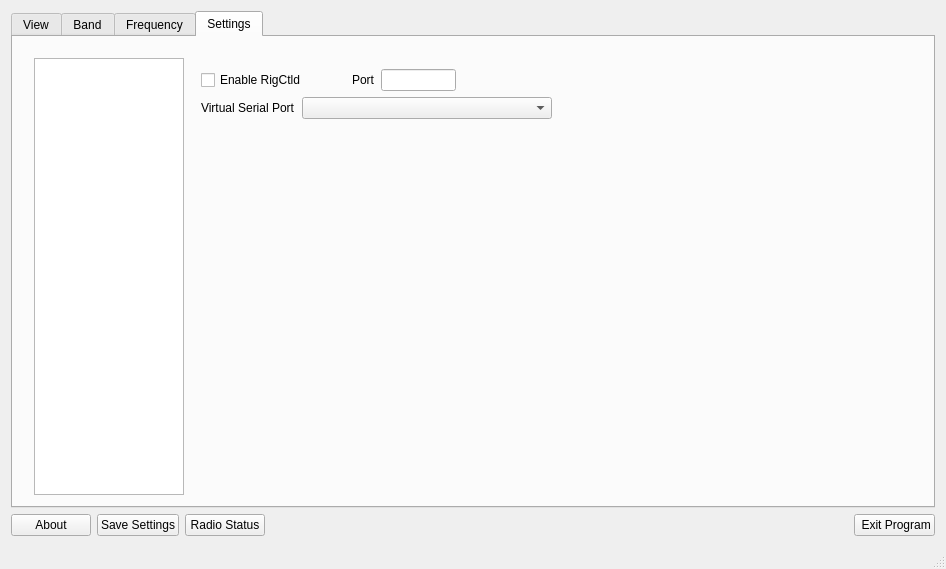
This is wfmain.ui in adecarolis/wfweb as Qt 5 draws it before an edit. The edited form follows.
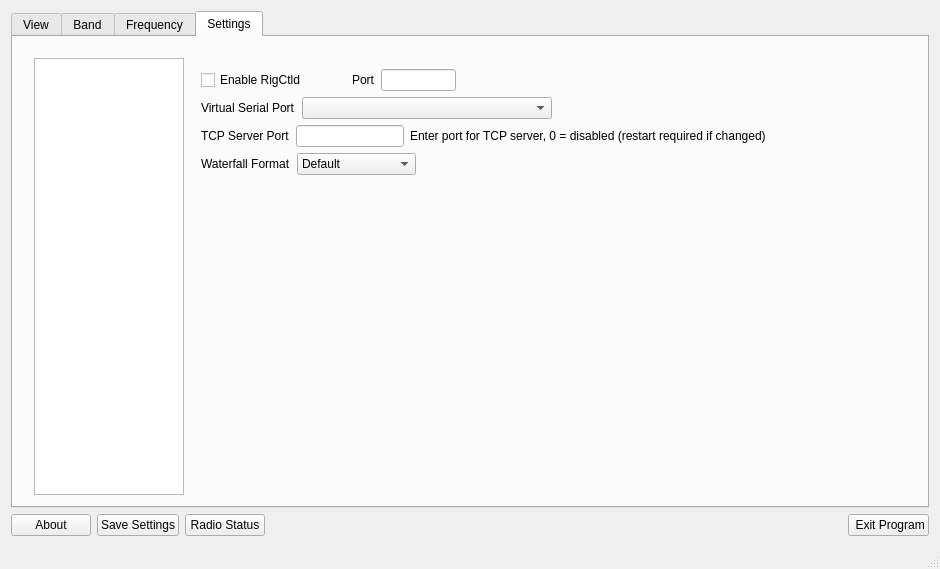
This is the edited form. The open tabs and pages were chosen to show the change. Custom widgets are drawn as their Qt base class.

Commit message: Add support for splitting/combining waterfall/scope data

The edit to the form file:
```diff
--- a/wfmain.ui
+++ b/wfmain.ui
@@ -6,7 +6,7 @@
    <rect>
     <x>0</x>
     <y>0</y>
-    <width>946</width>
+    <width>940</width>
     <height>569</height>
    </rect>
   </property>
@@ -3527,6 +3527,93 @@
                 </item>
                </layout>
               </item>
+              <item>
+               <layout class="QHBoxLayout" name="horizontalLayout_42">
+                <item>
+                 <widget class="QLabel" name="label_26">
+                  <property name="text">
+                   <string>TCP Server Port</string>
+                  </property>
+                 </widget>
+                </item>
+                <item>
+                 <widget class="QLineEdit" name="tcpServerPortTxt">
+                  <property name="enabled">
+                   <bool>true</bool>
+                  </property>
+                  <property name="sizePolicy">
+                   <sizepolicy hsizetype="Fixed" vsizetype="Fixed">
+                    <horstretch>0</horstretch>
+                    <verstretch>0</verstretch>
+                   </sizepolicy>
+                  </property>
+                 </widget>
+                </item>
+                <item>
+                 <widget class="QLabel" name="label_39">
+                  <property name="text">
+                   <string>Enter port for TCP server, 0 = disabled (restart required if changed)</string>
+                  </property>
+                 </widget>
+                </item>
+                <item>
+                 <spacer name="horizontalSpacer_26">
+                  <property name="orientation">
+                   <enum>Qt::Horizontal</enum>
+                  </property>
+                  <property name="sizeHint" stdset="0">
+                   <size>
+                    <width>40</width>
+                    <height>20</height>
+                   </size>
+                  </property>
+                 </spacer>
+                </item>
+               </layout>
+              </item>
+              <item>
+               <layout class="QHBoxLayout" name="horizontalLayout_44">
+                <item>
+                 <widget class="QLabel" name="label_41">
+                  <property name="text">
+                   <string>Waterfall Format</string>
+                  </property>
+                 </widget>
+                </item>
+                <item>
+                 <widget class="QComboBox" name="waterfallFormatCombo">
+                  <item>
+                   <property name="text">
+                    <string>Default</string>
+                   </property>
+                  </item>
+                  <item>
+                   <property name="text">
+                    <string>Single (network)</string>
+                   </property>
+                  </item>
+                  <item>
+                   <property name="text">
+                    <string>Multi (serial)</string>
+                   </property>
+                  </item>
+                 </widget>
+                </item>
+                <item>
+                 <spacer name="horizontalSpacer_28">
+                  <property name="orientation">
+                   <enum>Qt::Horizontal</enum>
+                  </property>
+                  <property name="sizeHint" stdset="0">
+                   <size>
+                    <width>40</width>
+                    <height>20</height>
+                   </size>
+                  </property>
+                 </spacer>
+                </item>
+               </layout>
+              </item>
               <item>
                <spacer name="verticalSpacer_4">
                 <property name="orientation">
```
Left out of the diff: 4 changed lines with no effect on the pictures. The commit also changes 12 other files.
